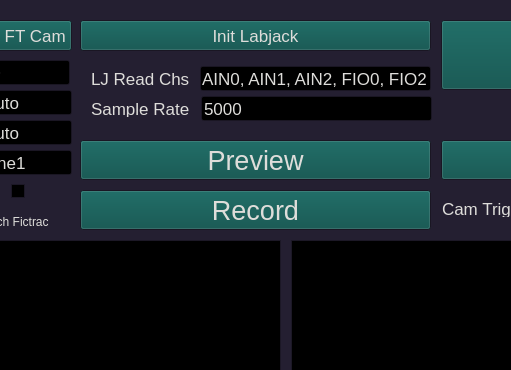
Old version of the form gui.ui in the repository jbmelander/jackfish; both pictures show x 269 to 780 and y 0 to 370 of the 1100 by 670 pixel window.
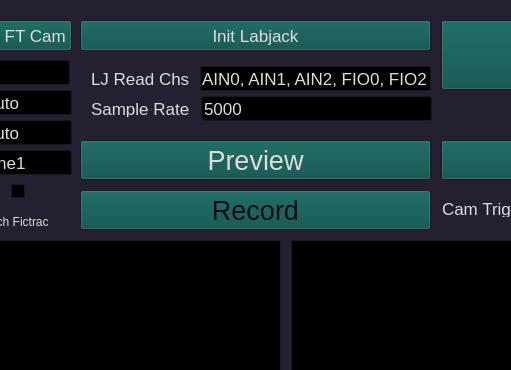
New version of the form. Custom widgets are drawn as their Qt base class.

Commit message: Disable record until path set; improve fictrac del

Diff of the .ui file:
```diff
--- a/gui.ui
+++ b/gui.ui
@@ -821,6 +821,9 @@
     </property>
    </widget>
    <widget class="QPushButton" name="record_push">
+    <property name="enabled">
+     <bool>false</bool>
+    </property>
     <property name="geometry">
      <rect>
       <x>349</x>
```
The commit also changes 2 other files.
